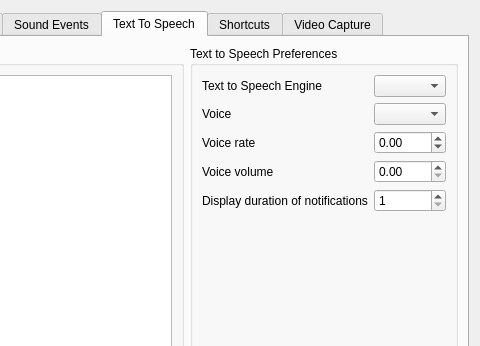
Before: the Qt Designer form Client/qtTeamTalk/preferences.ui in VovaMobile/TeamTalk5, drawn with Qt 5; both pictures show x 327 to 807 and y 0 to 346 of the 807 by 640 pixel window.
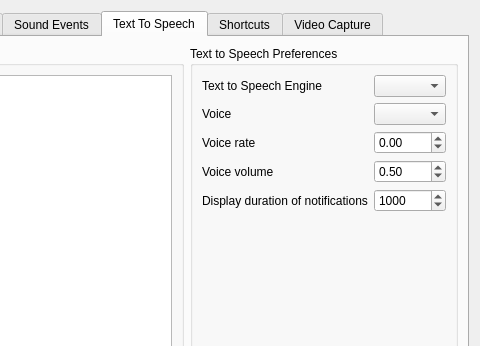
After: the same form once the commit is applied. The open tabs and pages were chosen to show the change. Icons and pictures are not drawn. Custom widgets are drawn as their Qt base class.

Commit message: Default values for rate, volume and timestamp

Patch:
```diff
--- a/Client/qtTeamTalk/preferences.ui
+++ b/Client/qtTeamTalk/preferences.ui
@@ -1848,6 +1848,9 @@
             <property name="singleStep">
              <double>0.100000000000000</double>
             </property>
+            <property name="value">
+             <double>0.500000000000000</double>
+            </property>
            </widget>
           </item>
           <item row="4" column="0">
@@ -1868,6 +1871,9 @@
             <property name="maximum">
              <number>10000</number>
             </property>
+            <property name="value">
+             <number>1000</number>
+            </property>
            </widget>
           </item>
          </layout>
```
Left out of the diff: 3 changed lines with no effect on the pictures.
